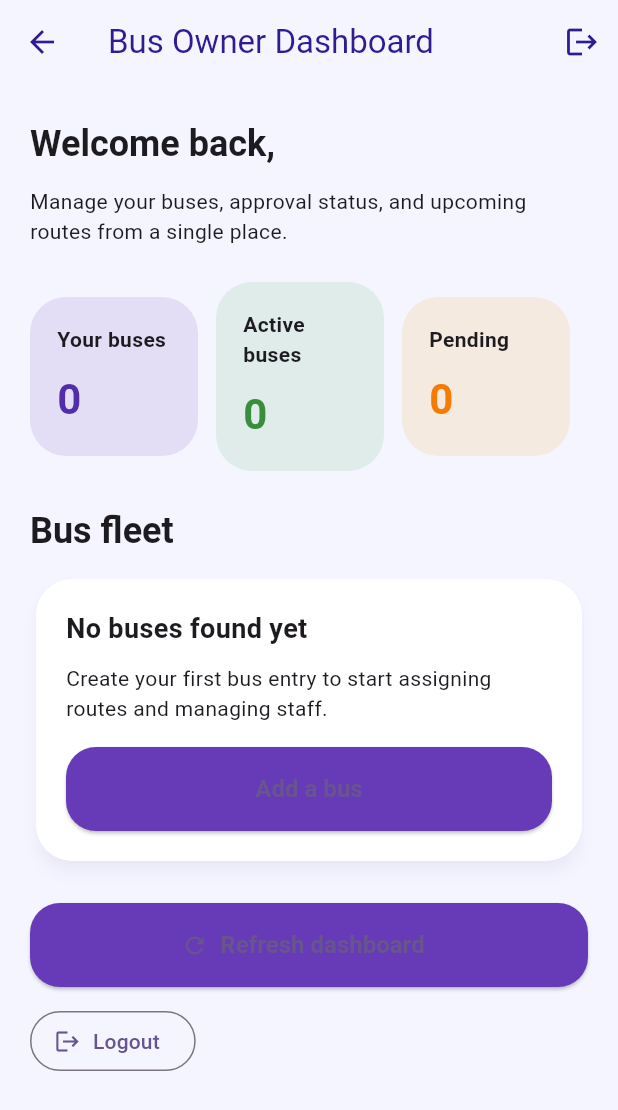
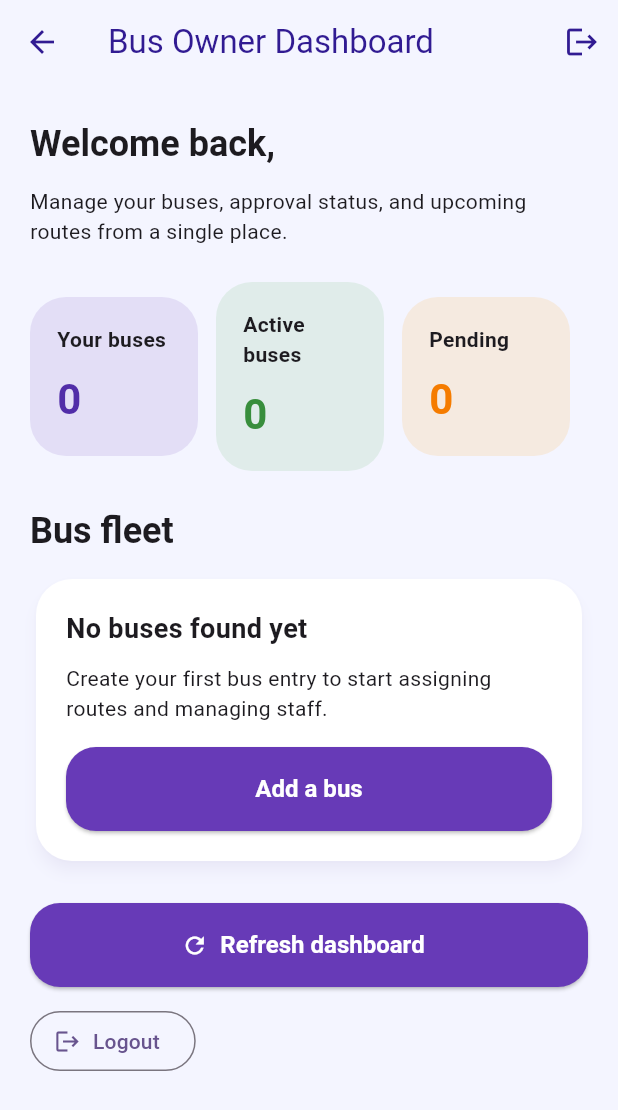
Before and after one commit to DinukaVishal/Bus-Ticket-Booking-System, a Flutter app: the BusOwnerDashboardPage screen opened by its route, on a phone screen of 412 x 824 dp. Shown: the top 1110 px of the screen. Run offline on Flutter 3.47's test engine with Material 3 defaults, Android fonts, the phone set to English and light mode, and no system bars; our stand-ins replace supabase_flutter; accounts and stored records are empty.

Commit message:
change color of text in bus owner dashboard

```diff
--- a/bus-ticket-booking-mobile/lib/pages/bus_owner_dashboard_page.dart
+++ b/bus-ticket-booking-mobile/lib/pages/bus_owner_dashboard_page.dart
@@ -147,7 +147,13 @@ class _BusOwnerDashboardPageState extends State<BusOwnerDashboardPage> {
                                 onPressed: () {
                                   Navigator.pushReplacementNamed(context, '/owner-signup');
                                 },
-                                child: const Text('Add a bus'),
+                                style: ElevatedButton.styleFrom(
+                                  foregroundColor: Colors.white,
+                                ),
+                                child: const Text(
+                                  'Add a bus',
+                                  style: TextStyle(color: Colors.white),
+                                ),
                               ),
                             ],
                           ),
@@ -217,8 +223,14 @@ class _BusOwnerDashboardPageState extends State<BusOwnerDashboardPage> {
                     const SizedBox(height: 24),
                     ElevatedButton.icon(
                       onPressed: _loadOwnerDashboard,
-                      icon: const Icon(Icons.refresh),
-                      label: const Text('Refresh dashboard'),
+                      style: ElevatedButton.styleFrom(
+                        foregroundColor: Colors.white,
+                      ),
+                      icon: const Icon(Icons.refresh, color: Colors.white),
+                      label: const Text(
+                        'Refresh dashboard',
+                        style: TextStyle(color: Colors.white),
+                      ),
                     ),
                     const SizedBox(height: 12),
                     OutlinedButton.icon(
```
Also changed, not shown: bus-ticket-booking-mobile/pubspec.lock, 12 other files.
